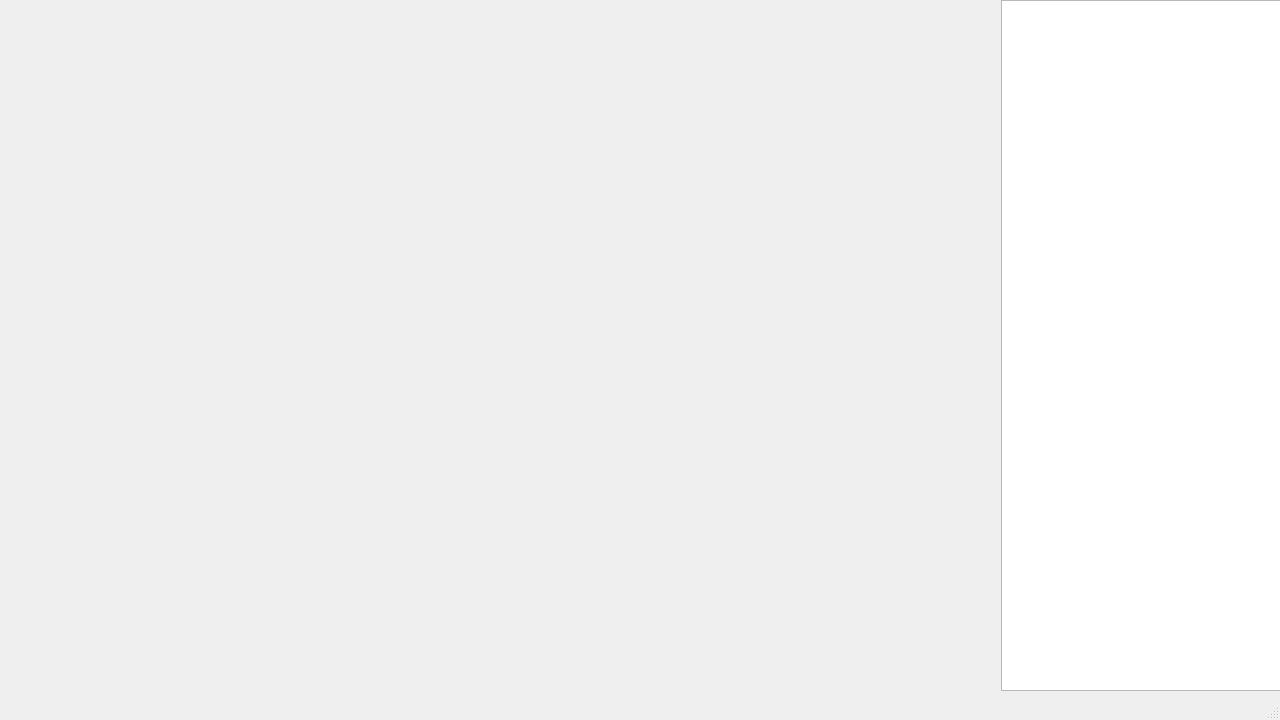
First picture: the form in AGV_Manager/ui/mainwindow.ui, repository mbober1/AGV_Manager, before the edit.
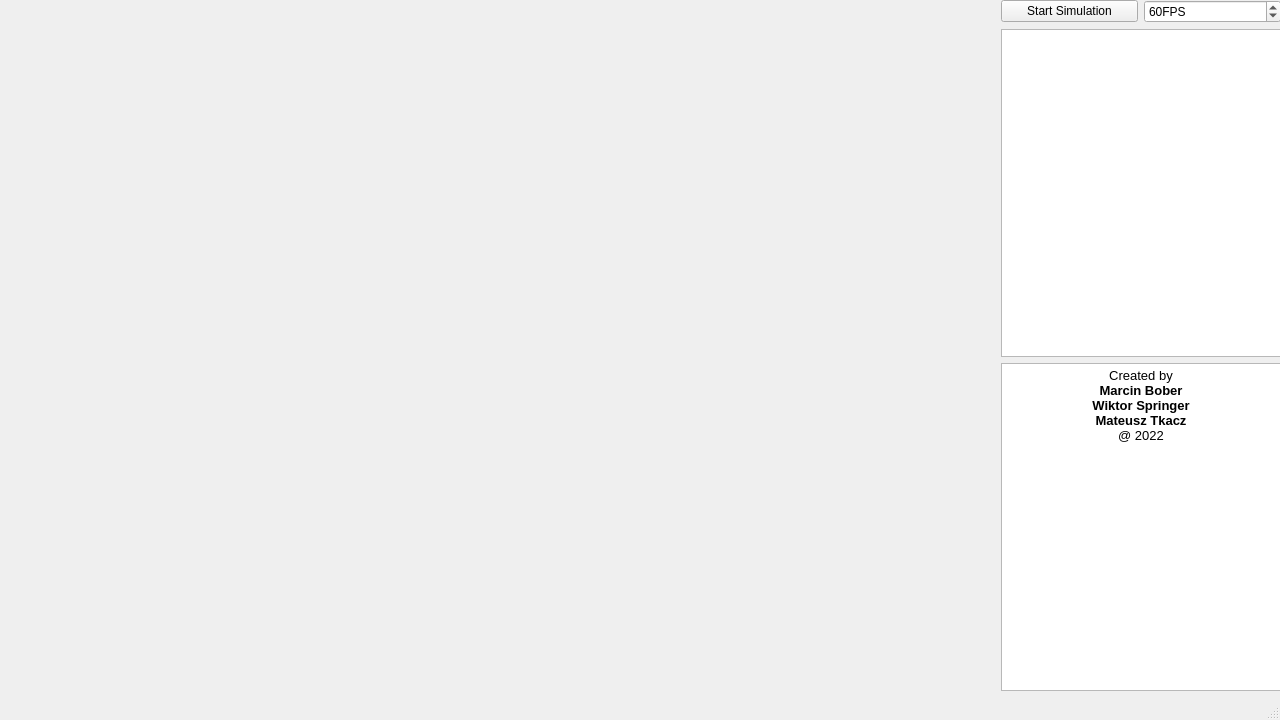
Second picture: the form after the edit. Icons and pictures are not drawn. Custom widgets are drawn as their Qt base class.

What changed in the file:
```diff
--- a/AGV_Manager/ui/mainwindow.ui
+++ b/AGV_Manager/ui/mainwindow.ui
@@ -26,7 +26,7 @@
    <string>Warehouse Manager</string>
   </property>
   <property name="windowIcon">
-   <iconset resource="resources.qrc">
+   <iconset resource="../resources.qrc">
     <normaloff>:/icon/resources/icons/warehouse.png</normaloff>:/icon/resources/icons/warehouse.png</iconset>
   </property>
   <widget class="QWidget" name="centralwidget">
@@ -40,9 +40,6 @@
      </rect>
     </property>
     <layout class="QHBoxLayout" name="horizontalLayout">
-     <item>
-      <widget class="Scene" name="widget" native="true"/>
-     </item>
      <item>
       <spacer name="horizontalSpacer">
        <property name="orientation">
@@ -57,38 +54,75 @@
       </spacer>
      </item>
      <item>
-      <widget class="QListWidget" name="listWidget">
-       <property name="maximumSize">
-        <size>
-         <width>280</width>
-         <height>16777215</height>
-        </size>
-       </property>
-      </widget>
+      <layout class="QVBoxLayout" name="verticalLayout">
+       <item>
+        <layout class="QHBoxLayout" name="buttons_layout">
+         <item>
+          <widget class="QPushButton" name="start_button">
+           <property name="text">
+            <string>Start Simulation</string>
+           </property>
+          </widget>
+         </item>
+         <item>
+          <widget class="QSpinBox" name="speed_box">
+           <property name="suffix">
+            <string>FPS</string>
+           </property>
+           <property name="minimum">
+            <number>15</number>
+           </property>
+           <property name="maximum">
+            <number>240</number>
+           </property>
+           <property name="singleStep">
+            <number>15</number>
+           </property>
+           <property name="value">
+            <number>60</number>
+           </property>
+          </widget>
+         </item>
+        </layout>
+       </item>
+       <item>
+        <widget class="QListWidget" name="listWidget">
+         <property name="maximumSize">
+          <size>
+           <width>280</width>
+           <height>16777215</height>
+          </size>
+         </property>
+        </widget>
+       </item>
+       <item>
+        <widget class="QTextBrowser" name="textBrowser">
+         <property name="sizePolicy">
+          <sizepolicy hsizetype="Minimum" vsizetype="Expanding">
+           <horstretch>0</horstretch>
+           <verstretch>0</verstretch>
+          </sizepolicy>
+         </property>
+         <property name="html">
+          <string>&lt;!DOCTYPE HTML PUBLIC &quot;-//W3C//DTD HTML 4.0//EN&quot; &quot;http://www.w3.org/TR/REC-html40/strict.dtd&quot;&gt;
+&lt;html&gt;&lt;head&gt;&lt;meta name=&quot;qrichtext&quot; content=&quot;1&quot; /&gt;&lt;style type=&quot;text/css&quot;&gt;
+p, li { white-space: pre-wrap; }
+&lt;/style&gt;&lt;/head&gt;&lt;body style=&quot; font-family:'Noto Sans'; font-size:10pt; font-weight:400; font-style:normal;&quot;&gt;
+&lt;p align=&quot;center&quot; style=&quot; margin-top:0px; margin-bottom:0px; margin-left:0px; margin-right:0px; -qt-block-indent:0; text-indent:0px;&quot;&gt;Created by&lt;/p&gt;
+&lt;p align=&quot;center&quot; style=&quot; margin-top:0px; margin-bottom:0px; margin-left:0px; margin-right:0px; -qt-block-indent:0; text-indent:0px;&quot;&gt;&lt;span style=&quot; font-weight:600;&quot;&gt;Marcin Bober&lt;/span&gt;&lt;/p&gt;
+&lt;p align=&quot;center&quot; style=&quot; margin-top:0px; margin-bottom:0px; margin-left:0px; margin-right:0px; -qt-block-indent:0; text-indent:0px;&quot;&gt;&lt;span style=&quot; font-weight:600;&quot;&gt;Wiktor Springer&lt;/span&gt;&lt;/p&gt;
+&lt;p align=&quot;center&quot; style=&quot; margin-top:0px; margin-bottom:0px; margin-left:0px; margin-right:0px; -qt-block-indent:0; text-indent:0px;&quot;&gt;&lt;span style=&quot; font-weight:600;&quot;&gt;Mateusz Tkacz&lt;/span&gt;&lt;/p&gt;
+&lt;p align=&quot;center&quot; style=&quot; margin-top:0px; margin-bottom:0px; margin-left:0px; margin-right:0px; -qt-block-indent:0; text-indent:0px;&quot;&gt;@ 2022&lt;/p&gt;&lt;/body&gt;&lt;/html&gt;</string>
+         </property>
+        </widget>
+       </item>
+      </layout>
      </item>
     </layout>
    </widget>
   </widget>
-  <widget class="QMenuBar" name="menubar">
-   <property name="geometry">
-    <rect>
-     <x>0</x>
-     <y>0</y>
-     <width>1280</width>
-     <height>27</height>
-    </rect>
-   </property>
-  </widget>
   <widget class="QStatusBar" name="statusbar"/>
  </widget>
- <customwidgets>
-  <customwidget>
-   <class>Scene</class>
-   <extends>QWidget</extends>
-   <header>inc/scene.hpp</header>
-   <container>1</container>
-  </customwidget>
- </customwidgets>
  <resources>
   <include location="resources.qrc"/>
  </resources>
```
Left out of the diff: 2 changed lines with no effect on the pictures.
